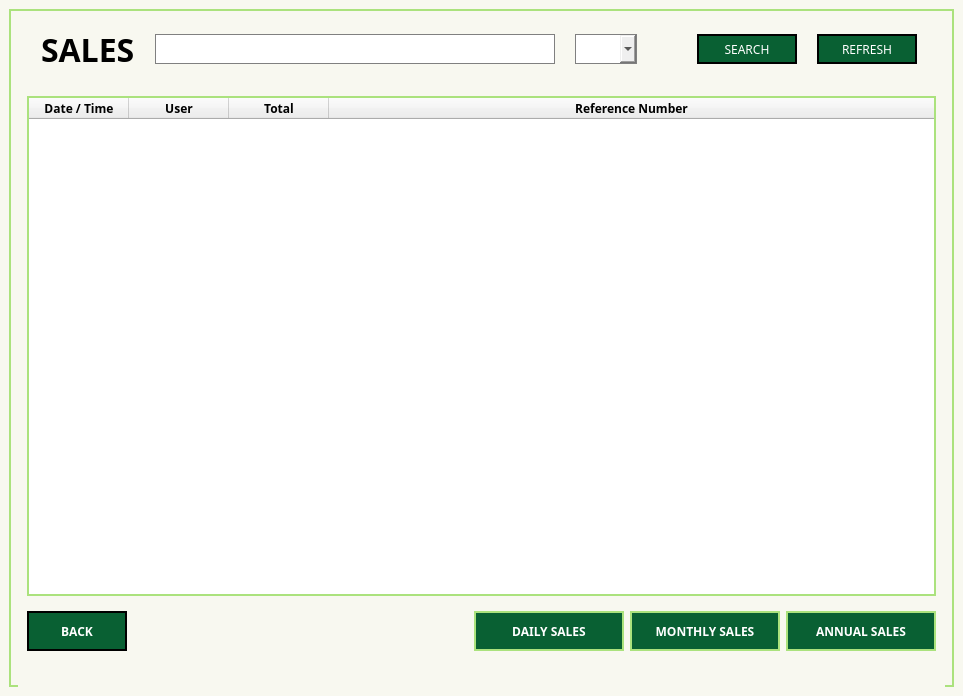
Old version of the form Screens/MainMenuScreens/Sales/Sales.ui in the repository Bideiro/Ranil_project_py.
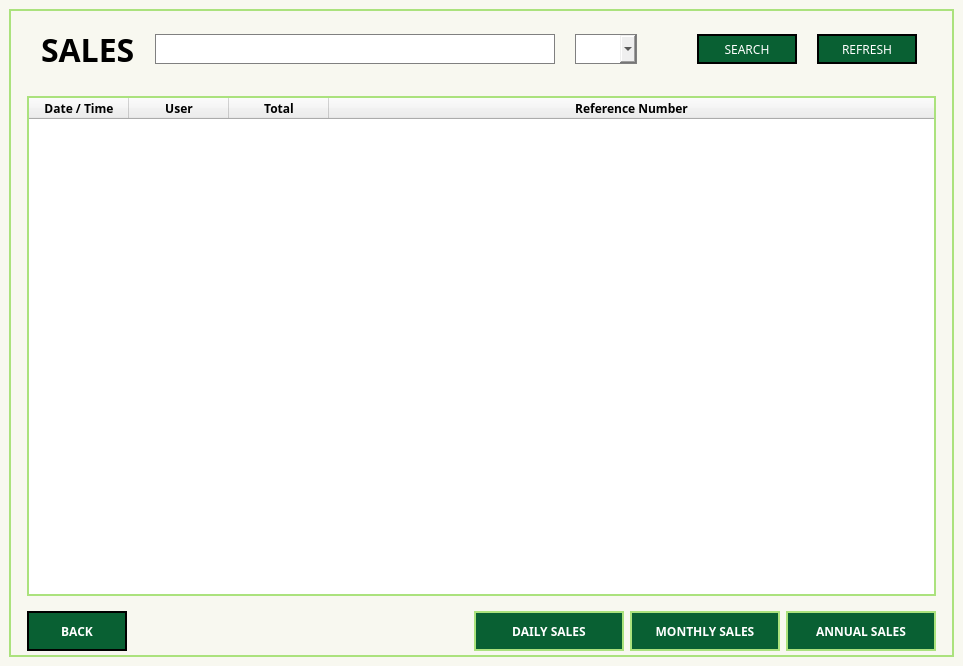
New version of the form.

```diff
--- a/Screens/MainMenuScreens/Sales/Sales.ui
+++ b/Screens/MainMenuScreens/Sales/Sales.ui
@@ -7,7 +7,7 @@
     <x>0</x>
     <y>0</y>
     <width>963</width>
-    <height>696</height>
+    <height>663</height>
    </rect>
   </property>
   <property name="windowTitle">
@@ -445,24 +445,6 @@
          </layout>
         </widget>
        </item>
-       <item>
-        <widget class="QWidget" name="widget_3" native="true">
-         <property name="sizePolicy">
-          <sizepolicy hsizetype="Preferred" vsizetype="Expanding">
-           <horstretch>0</horstretch>
-           <verstretch>0</verstretch>
-          </sizepolicy>
-         </property>
-         <layout class="QHBoxLayout" name="horizontalLayout_6">
-          <property name="topMargin">
-           <number>0</number>
-          </property>
-          <property name="bottomMargin">
-           <number>0</number>
-          </property>
-         </layout>
-        </widget>
-       </item>
       </layout>
      </widget>
     </item>
```
Left out of the diff: 10 changed lines with no effect on the pictures.
